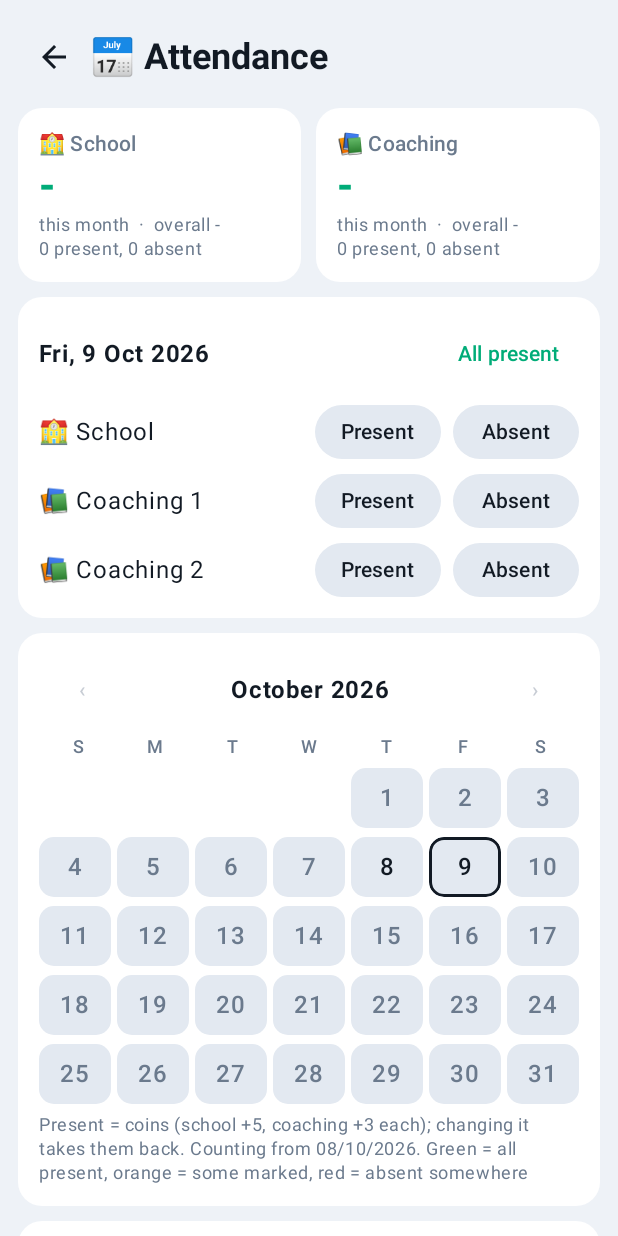
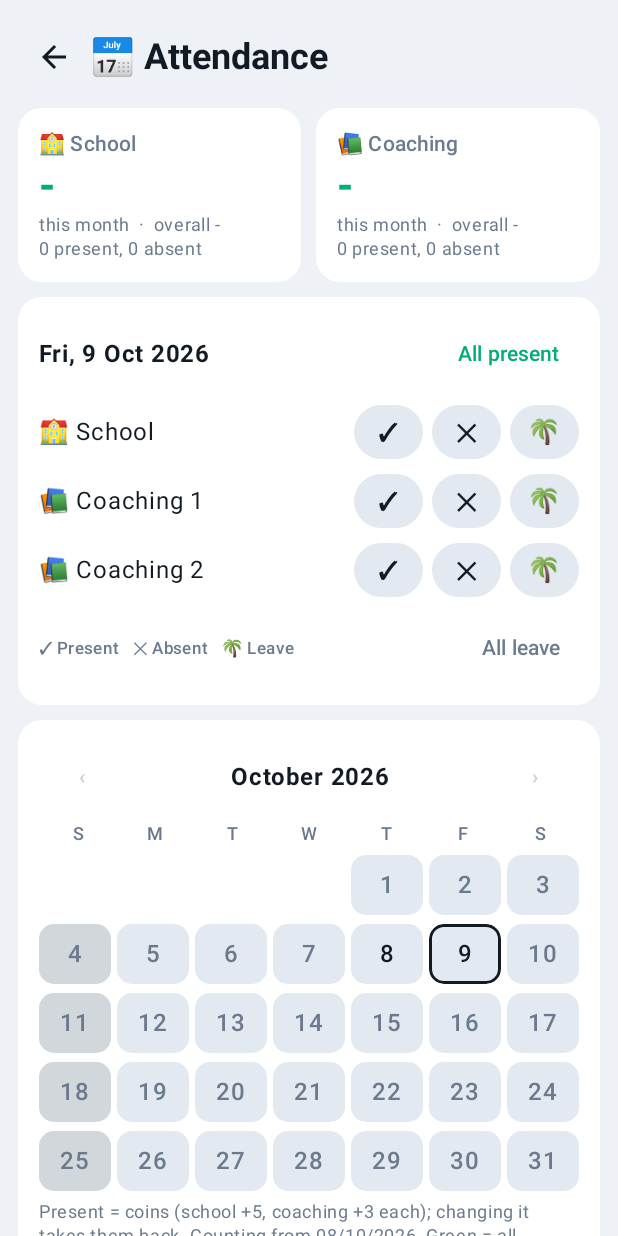
Before and after one commit to krishna000627-pixel/questblock, an Android app built with Jetpack Compose: the composable AttendanceScreen shown on its own in the app's theme, on a phone screen of 412 x 824 dp. Run offline under Robolectric (Android 15) with nearby library versions, the phone set to English and light mode, and no system bars; our stand-ins replace Dagger/Hilt's generated code.

Commit message:
v138: Leave in attendance, compact icon buttons

```diff
--- a/app/build.gradle.kts
+++ b/app/build.gradle.kts
@@ -31,8 +31,8 @@ android {
         applicationId = "com.krishna.questblock"
         minSdk = 26
         targetSdk = 35
-        versionCode = 136
-        versionName = "136.0.0"
+        versionCode = 138
+        versionName = "138.0.0"
     }
 
     signingConfigs {
--- a/app/src/main/java/com/krishna/questblock/data/VersionLog.kt
+++ b/app/src/main/java/com/krishna/questblock/data/VersionLog.kt
@@ -3,6 +3,14 @@ package com.krishna.questblock.data
 data class VersionEntry(val version: String, val headline: String, val items: List<String>)
 
 val VERSION_LOG: List<VersionEntry> = listOf(
+    VersionEntry("138.0.0", "Cleaner attendance buttons",
+        listOf(
+            "Attendance: each row is back to a tidy label with three small round buttons (tick = Present, cross = Absent, palm = Leave) instead of wide text buttons, with a one-line legend and All leave under the rows. Nothing else changed from v137",
+        )),
+    VersionEntry("137.0.0", "Leave in attendance",
+        listOf(
+            "Attendance: school is a Leave on every Sunday by itself (you can still mark it Present or Absent if you went). Any slot on any day can now be marked Leave (a holiday that is not in the calendar, a coaching or school reason), and All leave sets the whole day. Leave is not counted in the percentages and gives no coins; if the slot had Present coins they are taken back. Leave days show grey on the calendar",
+        )),
     VersionEntry("136.0.0", "Shorts only with YouTube",
         listOf(
             "Vault: the YouTube Shorts option shows, and its lock works, only when YouTube is installed and not disabled, the same way Instagram Reels needs Instagram. The saved choice is kept and comes back if you install or enable YouTube again",
--- a/app/src/main/java/com/krishna/questblock/ui/AttendanceScreen.kt
+++ b/app/src/main/java/com/krishna/questblock/ui/AttendanceScreen.kt
@@ -53,6 +53,14 @@ fun AttendanceScreen(onBack: () -> Unit, vm: AttendanceViewModel = hiltViewModel
     var selected by remember { mutableStateOf(todayKey) }
 
     fun get(day: String, what: String): String = sp.getString("att_${day}_$what", "") ?: ""
+    // School is a leave on Sundays unless you marked it yourself. Leave (L) is never counted and gives no coins.
+    fun isSunday(day: String): Boolean = Calendar.getInstance().apply {
+        set(day.substring(0, 4).toInt(), day.substring(4, 6).toInt() - 1, day.substring(6, 8).toInt())
+    }.get(Calendar.DAY_OF_WEEK) == Calendar.SUNDAY
+    fun eff(day: String, what: String): String {
+        val v = get(day, what)
+        return if (v.isEmpty() && what == "s" && isSunday(day)) "L" else v
+    }
     fun set(day: String, what: String, v: String) {
         val e = sp.edit()
         if (v.isEmpty()) e.remove("att_${day}_$what") else e.putString("att_${day}_$what", v)
@@ -135,21 +143,28 @@ fun AttendanceScreen(onBack: () -> Unit, vm: AttendanceViewModel = hiltViewModel
                 }) { Text("All present") }
             }
             listOf("s" to "\uD83C\uDFEB School", "c1" to "\uD83D\uDCDA Coaching 1", "c2" to "\uD83D\uDCDA Coaching 2").forEach { (what, label) ->
-                val cur = get(selected, what)
-                Row(verticalAlignment = Alignment.CenterVertically, horizontalArrangement = Arrangement.spacedBy(8.dp)) {
+                val cur = eff(selected, what)
+                Row(verticalAlignment = Alignment.CenterVertically, horizontalArrangement = Arrangement.spacedBy(6.dp)) {
                     Text(label, color = ColorText, modifier = Modifier.weight(1f))
-                    listOf("P" to "Present", "A" to "Absent").forEach { (v, t) ->
+                    listOf("P" to "\u2713", "A" to "\u2715", "L" to "\uD83C\uDF34").forEach { (v, t) ->
                         val on = cur == v
-                        val c = if (v == "P") ColorPrimary else ColorDanger
+                        val c = when (v) { "P" -> ColorPrimary; "A" -> ColorDanger; else -> ColorMuted }
                         Box(
-                            Modifier.height(36.dp).width(84.dp).clip(RoundedCornerShape(50))
+                            Modifier.height(36.dp).width(46.dp).clip(RoundedCornerShape(50))
                                 .background(if (on) c else ColorSurfaceHigh)
                                 .clickable { set(selected, what, if (on) "" else v) },
                             contentAlignment = Alignment.Center,
-                        ) { Text(t, style = MaterialTheme.typography.labelLarge, fontWeight = FontWeight.SemiBold,
-                            color = if (on) ColorOnPrimary else ColorText) }
+                        ) { Text(t, fontSize = 16.sp, fontWeight = FontWeight.SemiBold,
+                            color = if (on && v != "L") ColorOnPrimary else ColorText) }
                     }
                 }
+            }
+            Row(verticalAlignment = Alignment.CenterVertically) {
+                Text("\u2713 Present   \u2715 Absent   \uD83C\uDF34 Leave", color = ColorMuted,
+                    style = MaterialTheme.typography.labelSmall, modifier = Modifier.weight(1f))
+                TextButton(onClick = {
+                    set(selected, "s", "L"); set(selected, "c1", "L"); set(selected, "c2", "L")
+                }) { Text("All leave", color = ColorMuted) }
             }
         }
 
@@ -176,11 +191,13 @@ fun AttendanceScreen(onBack: () -> Unit, vm: AttendanceViewModel = hiltViewModel
                     week.forEach { d ->
                         if (d == 0) { Spacer(Modifier.weight(1f)) } else {
                             val key = monthPrefix + String.format(Locale.US, "%02d", d)
-                            val vals = listOf(get(key, "s"), get(key, "c1"), get(key, "c2"))
+                            val vals = listOf(eff(key, "s"), get(key, "c1"), get(key, "c2"))
+                            val counted = vals.filter { it != "L" }
                             val bg = when {
                                 vals.any { it == "A" } -> ColorDanger.copy(alpha = 0.30f)
-                                vals.all { it == "P" } -> ColorPrimary.copy(alpha = 0.35f)
+                                counted.isNotEmpty() && counted.all { it == "P" } -> ColorPrimary.copy(alpha = 0.35f)
                                 vals.any { it == "P" } -> ColorWarning.copy(alpha = 0.30f)
+                                vals.any { it == "L" } -> ColorMuted.copy(alpha = 0.30f)
                                 else -> ColorSurfaceHigh
                             }
                             val future = key > todayKey || key < startDay
@@ -195,7 +212,7 @@ fun AttendanceScreen(onBack: () -> Unit, vm: AttendanceViewModel = hiltViewModel
                     repeat(7 - week.size) { Spacer(Modifier.weight(1f)) }
                 }
             }
-            Text("Present = coins (school +$SCHOOL_COINS, coaching +$COACHING_COINS each); changing it takes them back. Counting from ${startDay.substring(6, 8)}/${startDay.substring(4, 6)}/${startDay.substring(0, 4)}. Green = all present, orange = some marked, red = absent somewhere", style = MaterialTheme.typography.bodySmall, color = ColorMuted)
+            Text("Present = coins (school +$SCHOOL_COINS, coaching +$COACHING_COINS each); changing it takes them back. Counting from ${startDay.substring(6, 8)}/${startDay.substring(4, 6)}/${startDay.substring(0, 4)}. Green = all present, orange = some marked, red = absent somewhere, grey = leave (not counted; school is leave on Sundays)", style = MaterialTheme.typography.bodySmall, color = ColorMuted)
         }
         // 📃 Mood: one tap a day, follows the selected day above. Saved as mood_<yyyymmdd> = 1..5
         val moods = listOf("\uD83D\uDE1E", "\uD83D\uDE15", "\uD83D\uDE10", "\uD83D\uDE42", "\uD83D\uDE04")
```
